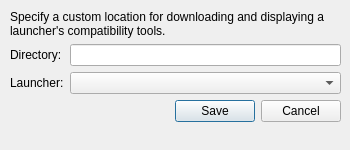
Old version of the form pupgui2/resources/ui/pupgui2_custominstalldirectorydialog.ui in the repository DavidoTek/ProtonUp-Qt.
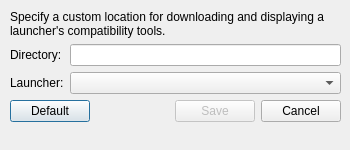
New version of the form.

Commit message:
CID: Rework logic for save, add default button
Default button replaces the 'reset' function for the save button

Diff of the .ui file:
```diff
--- a/pupgui2/resources/ui/pupgui2_custominstalldirectorydialog.ui
+++ b/pupgui2/resources/ui/pupgui2_custominstalldirectorydialog.ui
@@ -19,7 +19,7 @@
   <property name="maximumSize">
    <size>
     <width>350</width>
-    <height>150</height>
+    <height>250</height>
    </size>
   </property>
   <property name="windowTitle">
@@ -81,6 +81,16 @@
     </item>
     <item>
      <layout class="QHBoxLayout" name="horizontalLayout_2">
+      <item>
+       <widget class="QPushButton" name="btnDefault">
+        <property name="toolTip">
+         <string>Reset the custom install directory back to default for this launcher</string>
+        </property>
+        <property name="text">
+         <string>Default</string>
+        </property>
+       </widget>
+      </item>
       <item>
        <spacer name="horizontalSpacer">
         <property name="orientation">
@@ -96,6 +106,9 @@
       </item>
       <item>
        <widget class="QPushButton" name="btnSave">
+        <property name="enabled">
+         <bool>false</bool>
+        </property>
         <property name="text">
          <string>Save</string>
         </property>
```
The commit also changes 1 other file.
